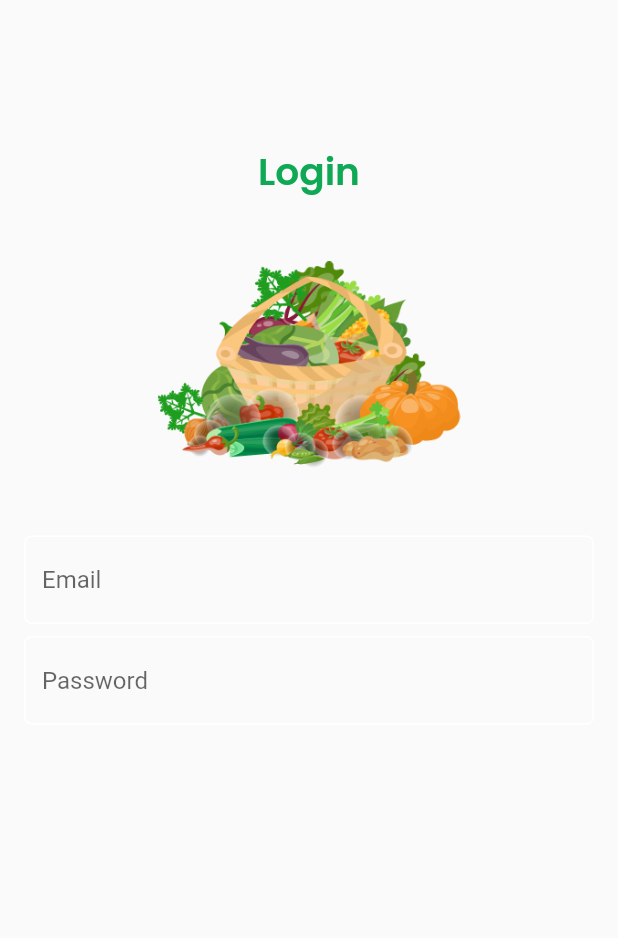
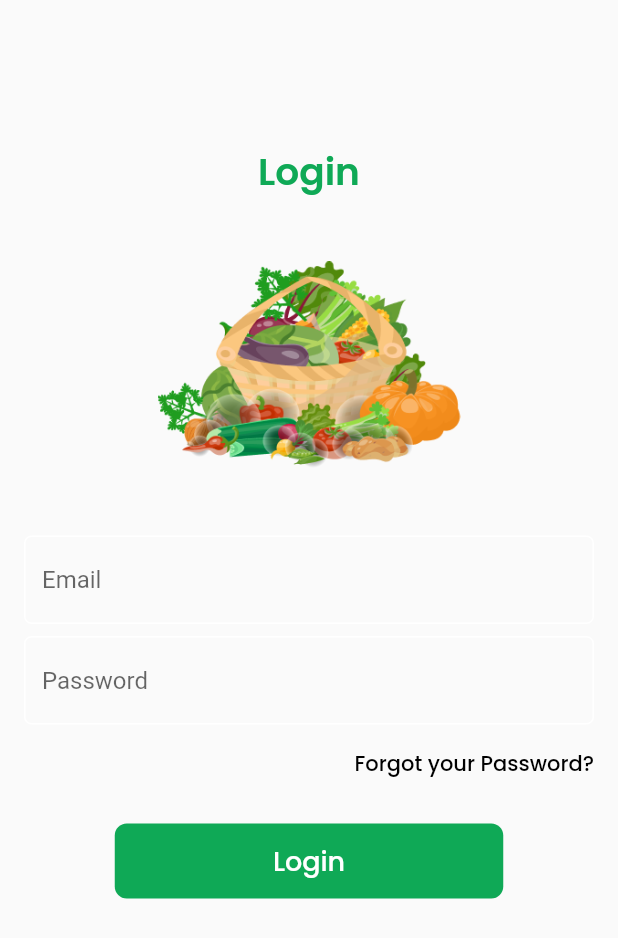
Before and after one commit to JGayanath/Grocery, a Flutter app: the screen it shows after launch, on a phone screen of 412 x 824 dp. Shown: the top 938 px of the screen. Run offline on Flutter 3.47's test engine with Material 2 defaults, Android fonts, the phone set to English and light mode, and no system bars; our stand-ins replace animate_do, google_fonts.

Commit message:
button add

```diff
--- a/lib/screens/sing_in.dart
+++ b/lib/screens/sing_in.dart
@@ -1,5 +1,6 @@
 import 'package:flutter/material.dart';
 import 'package:grocery/components/customtextfield.dart';
+import 'package:grocery/utils/app_colors.dart';
 import 'package:grocery/utils/assets_constant.dart';
 
 import '../components/custom_text.dart';
@@ -23,14 +24,14 @@ class _LoginState extends State<Login> {
       width: size.width,
       child: Column(
         children: [
-          SizedBox(
+          const SizedBox(
             height: 96.0,
           ),
-          Custom_Text(
+          const Custom_Text(
             "Login",
             fontSize: 25.0,
           ),
-          SizedBox(
+          const SizedBox(
             height: 41,
           ),
           Image.asset(
@@ -38,14 +39,41 @@ class _LoginState extends State<Login> {
             width: 202,
             height: 138,
           ),
-          SizedBox(
+          const SizedBox(
             height: 45,
           ),
           CustomTextfiled(controller: _email, hintText: "Email"),
-          SizedBox(
+          const SizedBox(
             height: 8,
           ),
           CustomTextfiled(controller: _password, hintText: "Password",isobscure: true,),
+          const SizedBox(
+            height: 16,
+          ),
+          Align(
+            alignment: Alignment.centerRight,
+            child: InkWell(
+              onTap: (){
+                // redirect forgot password screen
+              },
+              child: Custom_Text(
+                "Forgot your Password?",fontSize: 14,color: Colors.black,fontWeight: FontWeight.w500,),
+            ),
+          ),
+          const SizedBox(
+            height: 29,
+          ),
+          Container(
+            width: 259,
+            height: 50,
+            decoration: BoxDecoration(
+              color: AppColors.prymeryColor,
+              borderRadius: BorderRadius.all(Radius.circular(8)),
+            ),
+            child: Align(
+              alignment: Alignment.center,
+                child: Custom_Text("Login",color: Colors.white,fontSize: 18.0,fontWeight: FontWeight.w500,)),
+          ),
         ],
       ),
     ));
```
